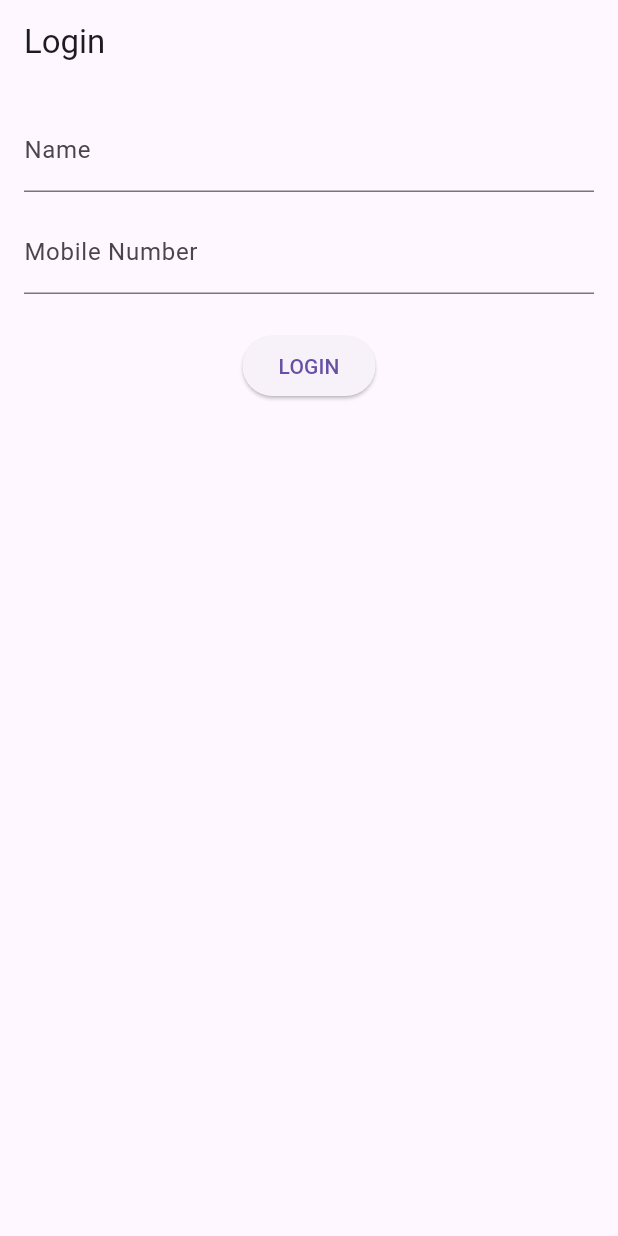
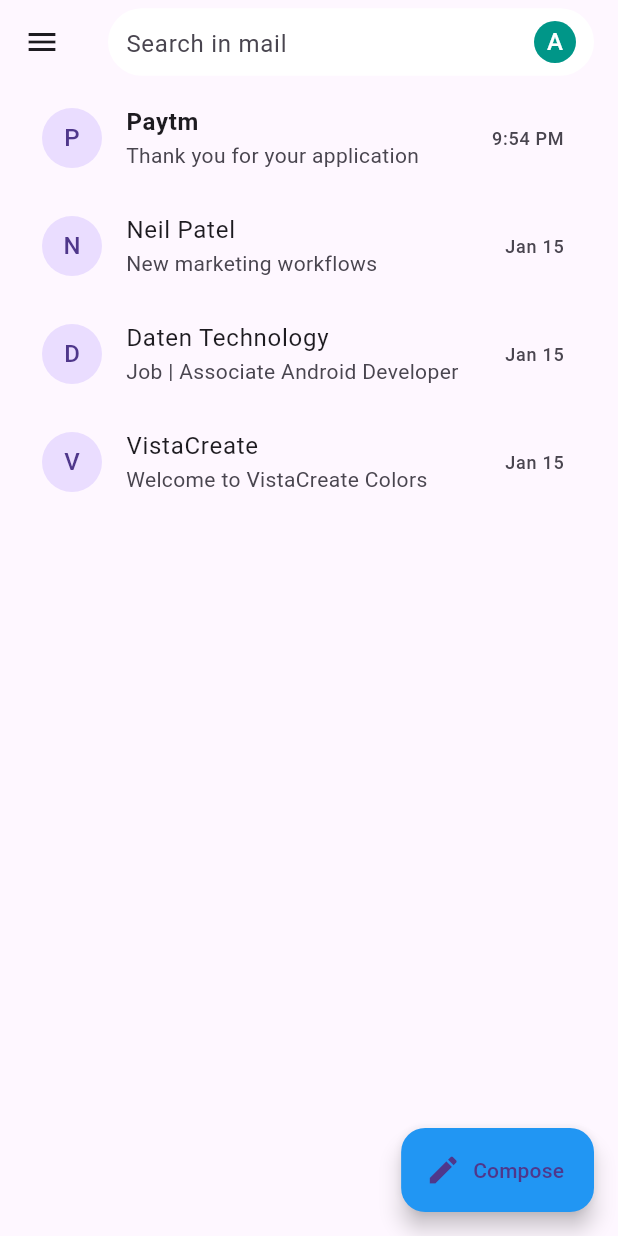
Before and after one commit to theakashdreamer/edulite-, a Flutter app: the screen it shows after launch, on a phone screen of 412 x 824 dp. Run offline on Flutter 3.47's test engine with Material 3 defaults, Android fonts, the phone set to English and light mode, and no system bars; our stand-ins replace bloc, equatable, flutter_bloc, sqflite; missing offline and left inert: flutter_quill; accounts and stored records are empty.

Commit message:
Signed-off-by: theakashdreamer <theakashdreamer@gmail.com>

```diff
--- /dev/null
+++ b/lib/email/entity/drawer_item_model.dart
@@ -0,0 +1,19 @@
+import 'package:flutter/cupertino.dart';
+
+class DrawerItemModel {
+  final IconData? icon;
+  final String title;
+  final String? badge;
+  final Color? badgeColor;
+  final bool selected;
+  final bool isHeader;
+
+  DrawerItemModel({
+    this.icon,
+    required this.title,
+    this.badge,
+    this.badgeColor,
+    this.selected = false,
+    this.isHeader = false,
+  });
+}
--- /dev/null
+++ b/lib/email/entity/mail_model.dart
@@ -0,0 +1,13 @@
+class MailModel {
+  final String sender;
+  final String subject;
+  final String time;
+  final bool unread;
+
+  MailModel({
+    required this.sender,
+    required this.subject,
+    required this.time,
+    this.unread = false,
+  });
+}
--- /dev/null
+++ b/lib/email/inbox_screen.dart
@@ -0,0 +1,228 @@
+import 'package:flutter/material.dart';
+
+import 'compose_mail_screen.dart';
+import 'entity/drawer_item_model.dart';
+import 'entity/mail_model.dart';
+import 'mail_detail_screen.dart';
+class InboxScreen extends StatefulWidget {
+  const InboxScreen({super.key});
+
+  @override
+  State<InboxScreen> createState() => _InboxScreenState();
+}
+
+class _InboxScreenState extends State<InboxScreen> {
+  final List<DrawerItemModel> drawerItems = [
+    DrawerItemModel(icon: Icons.inbox, title: "Primary", badge: "256", selected: true),
+    DrawerItemModel(icon: Icons.local_offer_outlined, title: "Promotions", badge: "22 new", badgeColor: Colors.green),
+    DrawerItemModel(icon: Icons.people_outline, title: "Social", badge: "1 new", badgeColor: Colors.blue),
+    DrawerItemModel(icon: Icons.info_outline, title: "Updates", badge: "14 new", badgeColor: Colors.orange),
+
+    DrawerItemModel(title: "ALL LABELS", isHeader: true),
+
+    DrawerItemModel(icon: Icons.star_border, title: "Starred"),
+    DrawerItemModel(icon: Icons.snooze, title: "Snoozed"),
+    DrawerItemModel(icon: Icons.label_important_outline, title: "Important", badge: "17"),
+    DrawerItemModel(icon: Icons.shopping_bag_outlined, title: "Purchases", badge: "4"),
+    DrawerItemModel(icon: Icons.send_outlined, title: "Sent", badge: "2"),
+    DrawerItemModel(icon: Icons.schedule_outlined, title: "Scheduled"),
+    DrawerItemModel(icon: Icons.outbox_outlined, title: "Outbox"),
+    DrawerItemModel(icon: Icons.drafts_outlined, title: "Drafts", badge: "3"),
+    DrawerItemModel(icon: Icons.mail_outline, title: "All mail", badge: "509"),
+  ];
+
+  List<MailModel> allMails = [];
+  List<MailModel> filteredMails = [];
+
+  @override
+  void initState() {
+    super.initState();
+
+    allMails = [
+      MailModel(sender: "Paytm", subject: "Thank you for your application", time: "9:54 PM", unread: true),
+      MailModel(sender: "Neil Patel", subject: "New marketing workflows", time: "Jan 15"),
+      MailModel(sender: "Daten Technology", subject: "Job | Associate Android Developer", time: "Jan 15"),
+      MailModel(sender: "VistaCreate", subject: "Welcome to VistaCreate Colors", time: "Jan 15"),
+    ];
+
+    filteredMails = allMails;
+  }
+
+  /// -------------------- SEARCH --------------------
+
+  void onSearch(String value) {
+    setState(() {
+      filteredMails = allMails.where((mail) {
+        return mail.sender.toLowerCase().contains(value.toLowerCase()) ||
+            mail.subject.toLowerCase().contains(value.toLowerCase());
+      }).toList();
+    });
+  }
+
+  /// -------------------- DRAWER --------------------
+
+  Drawer buildGmailDrawer() {
+    return Drawer(
+      child: SafeArea(
+        child: Column(
+          children: [
+            const Padding(
+              padding: EdgeInsets.all(16),
+              child: Text(
+                "Gmail",
+                style: TextStyle(color: Colors.red, fontSize: 22, fontWeight: FontWeight.bold),
+              ),
+            ),
+            const Divider(),
+            const ListTile(
+              leading: Icon(Icons.all_inbox),
+              title: Text("All inboxes"),
+            ),
+            const Divider(),
+
+            Expanded(
+              child: ListView.builder(
+                itemCount: drawerItems.length,
+                itemBuilder: (context, index) {
+                  final item = drawerItems[index];
+
+                  if (item.isHeader) {
+                    return Padding(
+                      padding: const EdgeInsets.symmetric(horizontal: 16, vertical: 12),
+                      child: Text(
+                        item.title,
+                        style: const TextStyle(fontSize: 12, fontWeight: FontWeight.bold, color: Colors.grey),
+                      ),
+                    );
+                  }
+
+                  return Container(
+                    margin: const EdgeInsets.symmetric(horizontal: 8, vertical: 2),
+                    decoration: BoxDecoration(
+                      color: item.selected ? Colors.grey.shade300 : Colors.transparent,
+                      borderRadius: BorderRadius.circular(30),
+                    ),
+                    child: ListTile(
+                      leading: Icon(item.icon),
+                      title: Text(item.title),
+                      trailing: item.badge != null
+                          ? Container(
+                        padding: const EdgeInsets.symmetric(horizontal: 10, vertical: 4),
+                        decoration: BoxDecoration(
+                          color: item.badgeColor?.withOpacity(0.2) ?? Colors.grey.shade400,
+                          borderRadius: BorderRadius.circular(20),
+                        ),
+                        child: Text(
+                          item.badge!,
+                          style: TextStyle(fontSize: 12, color: item.badgeColor ?? Colors.black),
+                        ),
+                      )
+                          : null,
+                    ),
+                  );
+                },
+              ),
+            ),
+          ],
+        ),
+      ),
+    );
+  }
+
+  /// -------------------- UI --------------------
+
+  @override
+  Widget build(BuildContext context) {
+    return Scaffold(
+      drawer: buildGmailDrawer(),
+      appBar: AppBar(
+        elevation: 0,
+        backgroundColor: Colors.transparent,
+        title: Container(
+          height: 45,
+          padding: const EdgeInsets.symmetric(horizontal: 12),
+          decoration: BoxDecoration(color: Colors.white, borderRadius: BorderRadius.circular(30)),
+          child: Row(
+            children: [
+              Expanded(
+                child: TextField(
+                  onChanged: onSearch,
+                  decoration: const InputDecoration(
+                    hintText: "Search in mail",
+                    border: InputBorder.none,
+                  ),
+                ),
+              ),
+              GestureDetector(
+                onTap: () => showAccountBottomSheet(context),
+                child: const CircleAvatar(
+                  radius: 14,
+                  backgroundColor: Colors.teal,
+                  child: Text("A", style: TextStyle(color: Colors.white)),
+                ),
+              ),
+            ],
+          ),
+        ),
+      ),
+      floatingActionButton: FloatingActionButton.extended(
+        backgroundColor: Colors.blue,
+        icon: const Icon(Icons.edit),
+        label: const Text("Compose"),
+        onPressed: () {
+          Navigator.of(context).push(
+            MaterialPageRoute(
+              builder: (_) => const ComposeMailScreen(),
+            ),
+          );
+        },
+      ),
+
+      body: ListView.builder(
+        padding: const EdgeInsets.symmetric(horizontal: 12),
+        itemCount: filteredMails.length,
+        itemBuilder: (context, index) {
+          final mail = filteredMails[index];
+          return ListTile(
+            leading: CircleAvatar(child: Text(mail.sender[0])),
+            title: Text(mail.sender, style: TextStyle(fontWeight: mail.unread ? FontWeight.bold : FontWeight.normal)),
+            subtitle: Text(mail.subject, maxLines: 1, overflow: TextOverflow.ellipsis),
+            trailing: Text(mail.time, style: const TextStyle(fontSize: 12)),
+            onTap: () {
+              Navigator.push(
+                context,
+                MaterialPageRoute(builder: (_) => MailDetailScreen(mail: mail)),
+              );
+            },
+          );
+        },
+      ),
+    );
+  }
+
+  /// -------------------- ACCOUNT SHEET --------------------
+
+  void showAccountBottomSheet(BuildContext context) {
+    showModalBottomSheet(
+      context: context,
+      shape: const RoundedRectangleBorder(
+        borderRadius: BorderRadius.vertical(top: Radius.circular(20)),
+      ),
+      builder: (_) => Padding(
+        padding: const EdgeInsets.all(16),
+        child: Column(
+          mainAxisSize: MainAxisSize.min,
+          children: const [
+            CircleAvatar(radius: 30, backgroundColor: Colors.teal, child: Text("A", style: TextStyle(fontSize: 24, color: Colors.white))),
+            SizedBox(height: 10),
+            Text("Akash Singh", style: TextStyle(fontWeight: FontWeight.bold)),
+            Text("akash.tsscommunity@gmail.com"),
+            Divider(height: 30),
+            ListTile(leading: Icon(Icons.person_add), title: Text("Add another account")),
+            ListTile(leading: Icon(Icons.logout), title: Text("Manage accounts")),
+          ],
+        ),
+      ),
+    );
+  }
+}
--- /dev/null
+++ b/lib/email/mail_detail_screen.dart
@@ -0,0 +1,24 @@
+import 'package:flutter/cupertino.dart';
+import 'package:flutter/material.dart';
+
+import 'entity/mail_model.dart';
+
+class MailDetailScreen extends StatelessWidget {
+  final MailModel mail;
+
+  const MailDetailScreen({super.key, required this.mail});
+
+  @override
+  Widget build(BuildContext context) {
+    return Scaffold(
+      appBar: AppBar(title: Text(mail.sender)),
+      body: Padding(
+        padding: const EdgeInsets.all(16),
+        child: Text(
+          mail.subject,
+          style: const TextStyle(fontSize: 18),
+        ),
+      ),
+    );
+  }
+}
--- a/lib/main.dart
+++ b/lib/main.dart
@@ -3,9 +3,11 @@
 import 'package:edulite/ui/auth/repository/auth_repository.dart';
 import 'package:flutter/material.dart';
 import 'package:flutter_bloc/flutter_bloc.dart';
+import 'package:flutter_localizations/flutter_localizations.dart';
+import 'package:flutter_quill/flutter_quill.dart';
 
 import 'bloc/chat_bloc.dart';
-
+import 'email/inbox_screen.dart';
 
 void main() {
   runApp(const MyApp());
@@ -34,12 +36,27 @@
         ],
         child: MaterialApp(
           debugShowCheckedModeBanner: false,
-          title: 'WhatsApp Clone',
+          title: 'Edulite',
+
+          /// ✅ REQUIRED for flutter_quill 11
+          localizationsDelegates: const [
+            FlutterQuillLocalizations.delegate,
+            GlobalMaterialLocalizations.delegate,
+            GlobalWidgetsLocalizations.delegate,
+            GlobalCupertinoLocalizations.delegate,
+          ],
+
+          /// ✅ REQUIRED
+          supportedLocales: const [
+            Locale('en'),
+          ],
+
           theme: ThemeData(
             primaryColor: const Color(0xFF075E54),
             useMaterial3: true,
           ),
-          home: const LoginScreen(),
+
+          home: InboxScreen(),
         ),
       ),
     );
```
Also changed, not shown: lib/data/draft_database.dart (added, +31 -0 lines), lib/email/compose_mail_screen.dart (added, +160 -0 lines), lib/email/entity/mail_draft.dart (added, +99 -0 lines), pubspec.yaml (+11 -51 lines), pubspec.lock, 3 other files.
